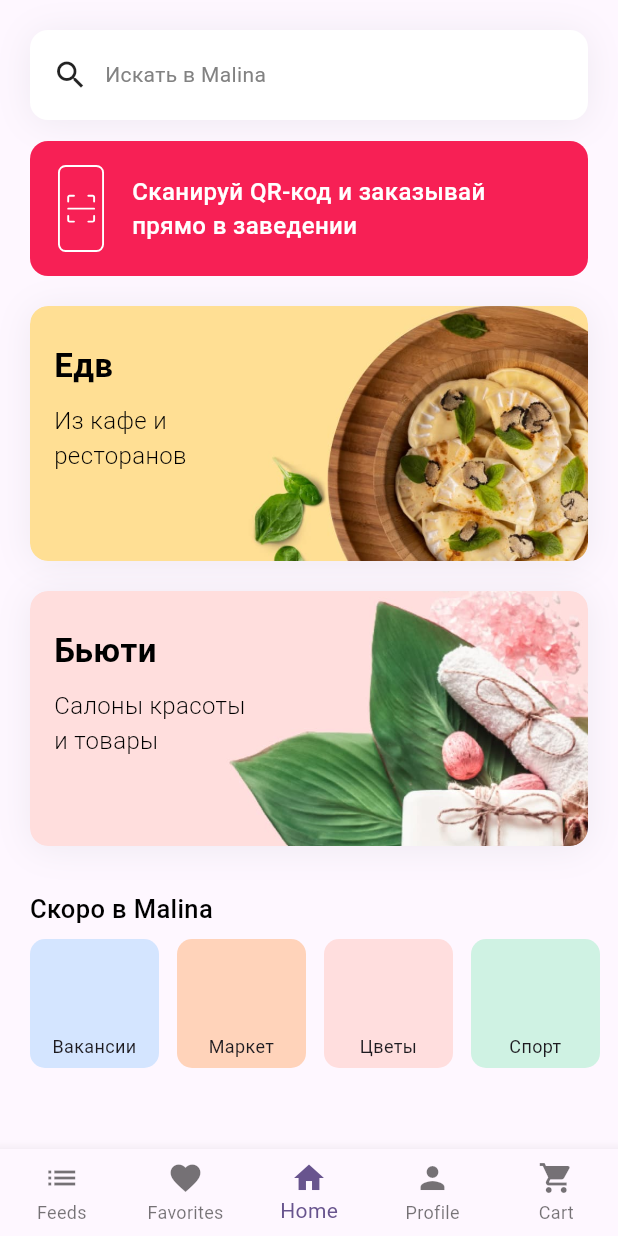
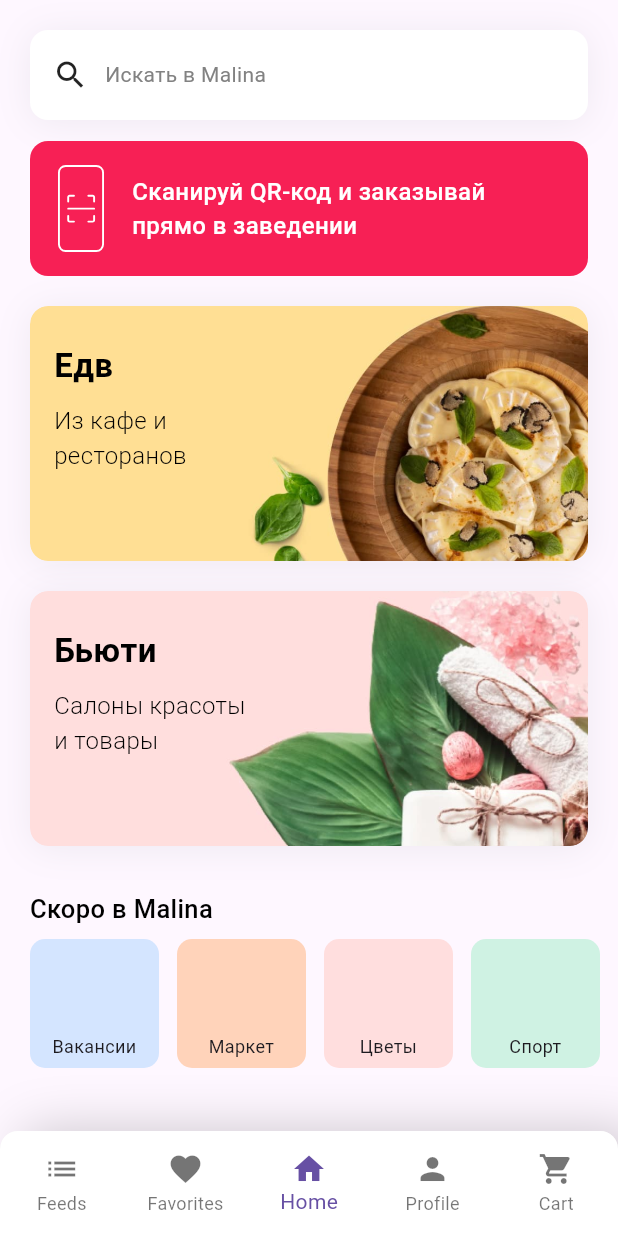
Before and after one commit to sultanmyrza/malina-consumer-app, a Flutter app: the screen it shows after launch, on a phone screen of 412 x 824 dp. Run offline on Flutter 3.47's test engine with Material 3 defaults, Android fonts, the phone set to English and light mode, and no system bars; our stand-ins replace flutter_svg, rxdart; missing offline and left inert: mobile_scanner; Roboto replaces fonts that are missing (SF Pro Display).

Commit message:
style: Update bottom navigation bar to match Figma UI

```diff
--- a/lib/features/home/home_page.dart
+++ b/lib/features/home/home_page.dart
@@ -58,7 +58,37 @@ class _HomePageState extends State<HomePage> {
             left: 0,
             right: 0,
             bottom: 0,
+            child: Theme(
+              data: ThemeData(
+                splashColor: Colors.transparent,
+                highlightColor: Colors.transparent,
+              ),
+              child: Container(
+                decoration: const ShapeDecoration(
+                  color: Colors.white,
+                  shape: RoundedRectangleBorder(
+                    borderRadius: BorderRadius.only(
+                      topLeft: Radius.circular(12),
+                      topRight: Radius.circular(12),
+                    ),
+                  ),
+                  shadows: [
+                    BoxShadow(
+                      color: Color(0x33000000),
+                      blurRadius: 30,
+                      offset: Offset(15, 0),
+                      spreadRadius: 0,
+                    )
+                  ],
+                ),
+                height: 70,
+                child: ClipRRect(
+                  borderRadius: const BorderRadius.only(
+                    topLeft: Radius.circular(12),
+                    topRight: Radius.circular(12),
+                  ),
                   child: BottomNavigationBar(
+                    backgroundColor: Colors.white,
                     onTap: onTabTapped,
                     currentIndex: _bottomNavBarIndex,
                     items: const [
@@ -86,6 +116,9 @@ class _HomePageState extends State<HomePage> {
                     type: BottomNavigationBarType.fixed,
                   ),
                 ),
+              ),
+            ),
+          ),
           CustomOverlayBottomSheet(
             isExpanded: _bottomNavCartItemExpanded,
             onSelect: (value) {
```
Lines whose indentation alone changed are shown as unchanged.
